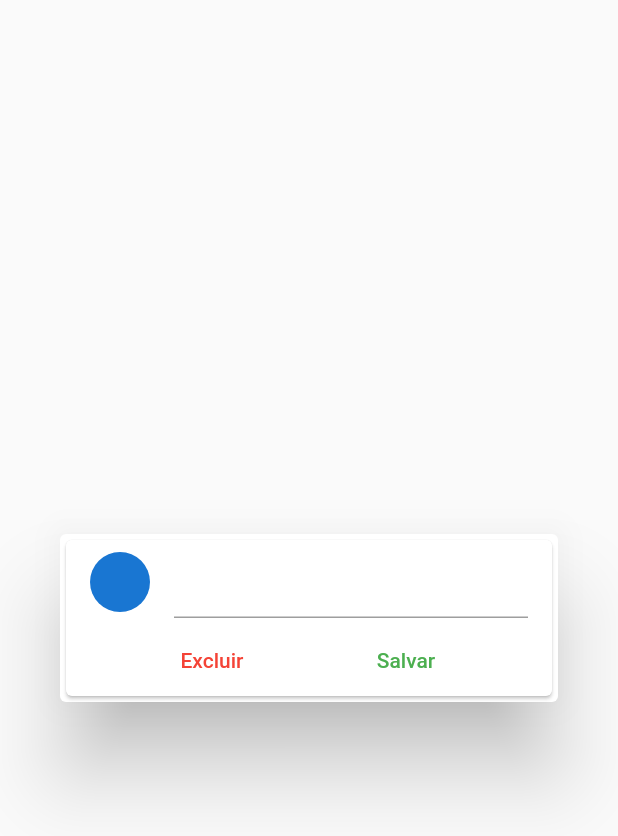
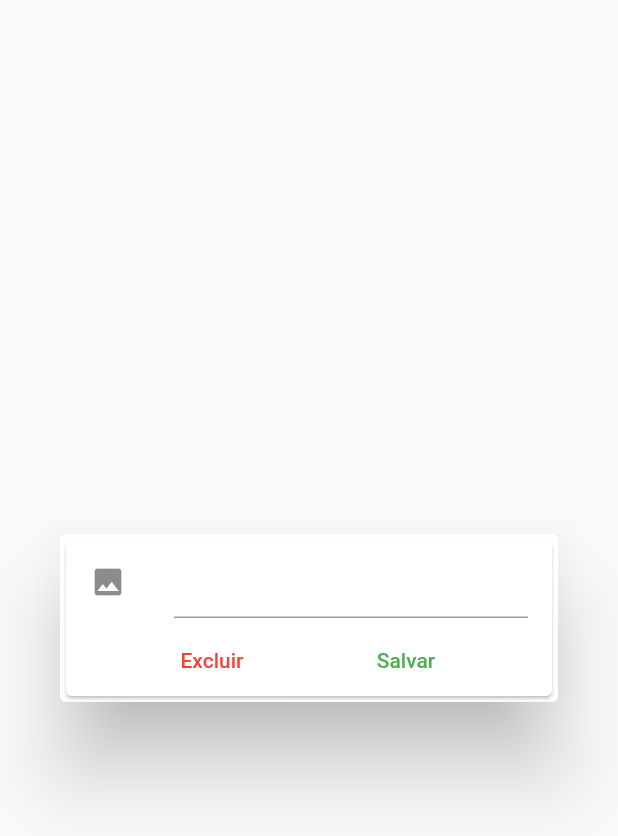
Before and after one commit to brenomacedo/flutter-store-manager, a Flutter app: the EditCategoryDialog widget shown alone on an empty page, opened directly, on a phone screen of 412 x 824 dp. Shown: the top 836 px of the screen. Run offline on Flutter 3.47's test engine with Material 2 defaults, Android fonts, the phone set to English and light mode, and no system bars; our stand-ins replace cloud_firestore, firebase_auth, firebase_core, firebase_storage, flutter_speed_dial, image_cropper and 3 more; missing offline and left inert: bloc_pattern; accounts and stored records are empty; network calls fail.

Commit message:
edit category dialog

```diff
--- a/lib/home/home_screen.dart
+++ b/lib/home/home_screen.dart
@@ -6,6 +6,7 @@ import 'package:loja/blocs/user_bloc.dart';
 import 'package:loja/tabs/orders_tab.dart';
 import 'package:loja/tabs/products_tab.dart';
 import 'package:loja/tabs/users_tab.dart';
+import 'package:loja/widgets/edit_category_dialog.dart';
 
 class HomeScreen extends StatefulWidget {
   @override
@@ -67,6 +68,15 @@ class _HomeScreenState extends State<HomeScreen> {
             overlayColor: Colors.black
           );
         case 2:
+          return FloatingActionButton(
+            child: Icon(Icons.add),
+            backgroundColor: Colors.pinkAccent,
+            onPressed: () {
+              showDialog(context: context, builder: (context) {
+                return EditCategoryDialog();
+              });
+            },
+          );
         default:
           return null;
       }
--- a/lib/widgets/category_tile.dart
+++ b/lib/widgets/category_tile.dart
@@ -24,7 +24,9 @@ class CategoryTile extends StatelessWidget {
             ),
             onTap: () {
               showDialog(context: context, builder: (context) {
-                return EditCategoryDialog();
+                return EditCategoryDialog(
+                  category: category,
+                );
               });
             },
           ),
--- a/lib/widgets/edit_category_dialog.dart
+++ b/lib/widgets/edit_category_dialog.dart
@@ -1,8 +1,32 @@
+import 'dart:io';
+
+import 'package:cloud_firestore/cloud_firestore.dart';
 import 'package:flutter/material.dart';
+import 'package:loja/blocs/category_bloc.dart';
 
-class EditCategoryDialog extends StatelessWidget {
+class EditCategoryDialog extends StatefulWidget {
+
+  final DocumentSnapshot category;
+  EditCategoryDialog({ this.category });
+
+  @override
+  _EditCategoryDialogState createState() => _EditCategoryDialogState(category: category);
+}
+
+class _EditCategoryDialogState extends State<EditCategoryDialog> {
+
+  final CategoryBloc _categoryBloc;
+  final TextEditingController _controller;
+
+  _EditCategoryDialogState({ DocumentSnapshot category }) :
+    _categoryBloc = CategoryBloc(category),
+    _controller = TextEditingController(
+      text: category != null ? category.data()['title'] : ''
+    );
+
   @override
   Widget build(BuildContext context) {
+
     return Dialog(
       child: Card(
         child: Column(
@@ -10,20 +34,38 @@ class EditCategoryDialog extends StatelessWidget {
           children: [
             ListTile(
               leading: GestureDetector(
-                child: CircleAvatar(
+                child: StreamBuilder(
+                  stream: _categoryBloc.outImage,
+                  builder: (context, snapshot) {
+                    if(snapshot.data != null)
+                      return CircleAvatar(
+                        child: snapshot.data is File ?
+                          Image.file(snapshot.data, fit: BoxFit.cover):
+                          Image.network(snapshot.data, fit: BoxFit.cover),
+                        backgroundColor: Colors.transparent,
+                      );
 
-                ),
+
+                    return Icon(Icons.image);
+                  },
+                )
               ),
               title: TextField(
-
+                controller: _controller,
               ),
             ),
             Row(
               mainAxisAlignment: MainAxisAlignment.spaceEvenly,
               children: [
-                TextButton(onPressed: () {
+                StreamBuilder<bool>(
+                  stream: _categoryBloc.outDelete,
+                  builder: (context, snapshot) {
+                    if(!snapshot.hasData) return Container();
+                    return TextButton(onPressed: snapshot.data ? () {
 
-                }, child: Text('Excluir', style: TextStyle(color: Colors.red))),
+                    } : null, child: Text('Excluir', style: TextStyle(color: Colors.red)));
+                  },
+                ),
                 TextButton(onPressed: () {
 
                 }, child: Text('Salvar', style: TextStyle(color: Colors.green)))
```
